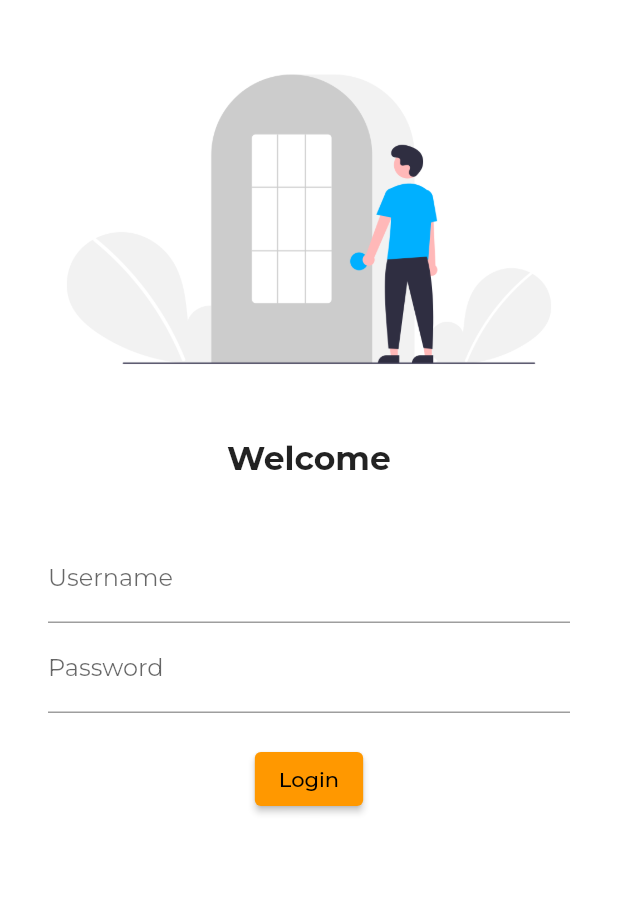
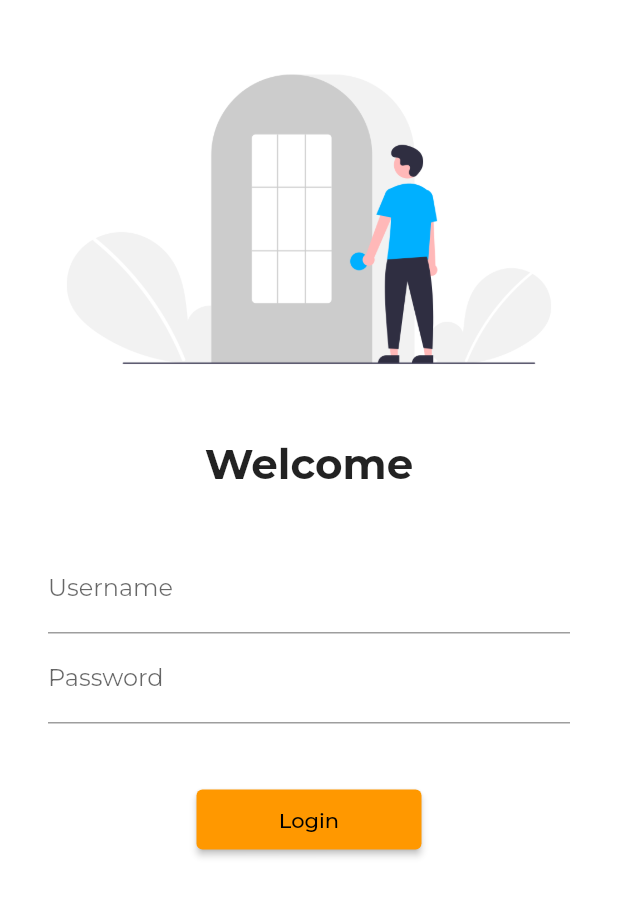
Before and after one commit to lokhandeyogesh7/30daysofFlutter, a Flutter app: the screen it shows after launch, on a phone screen of 412 x 824 dp. Shown: the top 897 px of the screen. Run offline on Flutter 3.47's test engine with Material 2 defaults, Android fonts, the phone set to English and light mode, and no system bars; our stand-ins replace google_fonts.

Commit message:
day5 completed

```diff
--- a/lib/main.dart
+++ b/lib/main.dart
@@ -1,4 +1,5 @@
 import 'package:flutter/material.dart';
+import 'package:flutter_application_1/untils/MyRoutes.dart';
 import 'package:google_fonts/google_fonts.dart';
 import 'pages/login_page.dart';
 import 'pages/home_page.dart';
@@ -19,7 +20,8 @@ class MyApp extends StatelessWidget {
       ),
       routes: {
         "/": (context) => LoginPage(),
-        "/home": (context) => HomePage(),
+        MyRoutes.homeRoute: (context) => HomePage(),
+        MyRoutes.loginRoute: (context) => LoginPage(),
       },
     );
   }
--- a/lib/pages/login_page.dart
+++ b/lib/pages/login_page.dart
@@ -1,10 +1,12 @@
 import 'package:flutter/material.dart';
+import 'package:flutter_application_1/untils/MyRoutes.dart';
 
 class LoginPage extends StatelessWidget {
   @override
   Widget build(BuildContext context) {
     return Material(
         color: Colors.white,
+        child: SingleChildScrollView(
           child: Column(
             children: [
               SizedBox(
@@ -21,15 +23,15 @@ class LoginPage extends StatelessWidget {
                 "Welcome",
                 style: TextStyle(
                   fontWeight: FontWeight.bold,
-              fontSize: 22.0,
+                  fontSize: 28.0,
                 ),
               ),
               SizedBox(
                 height: 20.0,
               ),
               Padding(
-            padding:
-                const EdgeInsets.symmetric(vertical: 16.0, horizontal: 32.0),
+                padding: const EdgeInsets.symmetric(
+                    vertical: 16.0, horizontal: 32.0),
                 child: Column(
                   children: [
                     TextFormField(
@@ -46,13 +48,13 @@ class LoginPage extends StatelessWidget {
                       ),
                     ),
                     SizedBox(
-                  height: 20.0,
+                      height: 40.0,
                     ),
                     ElevatedButton(
                       child: Text("Login"),
-                  style: TextButton.styleFrom(),
+                      style: TextButton.styleFrom(minimumSize: Size(150, 40)),
                       onPressed: () {
-                    print("Clikecked login");
+                        Navigator.pushNamed(context, MyRoutes.homeRoute);
                       },
                     )
                   ],
@@ -60,6 +62,6 @@ class LoginPage extends StatelessWidget {
               )
             ],
           ),
-    );
+        ));
   }
 }
--- /dev/null
+++ b/lib/untils/MyRoutes.dart
@@ -0,0 +1,4 @@
+class MyRoutes {
+  static String loginRoute = "/login";
+  static String homeRoute = "/home";
+}
```
Lines whose indentation alone changed are shown as unchanged.
